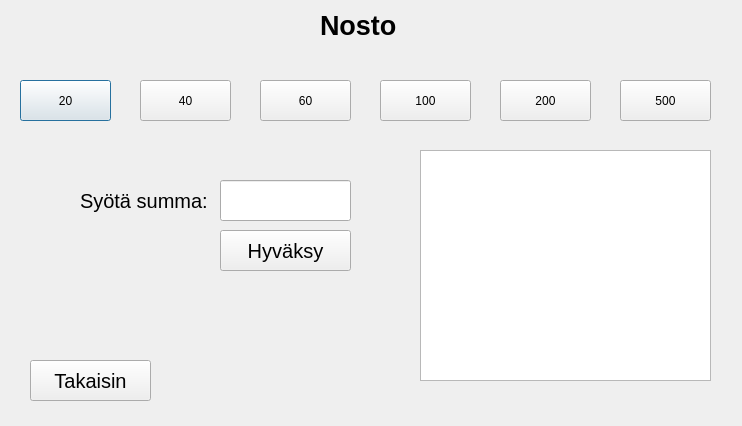
Qt form bankautomat/nosto.ui (tvt21kmo-bank-project/group_4) before a commit.
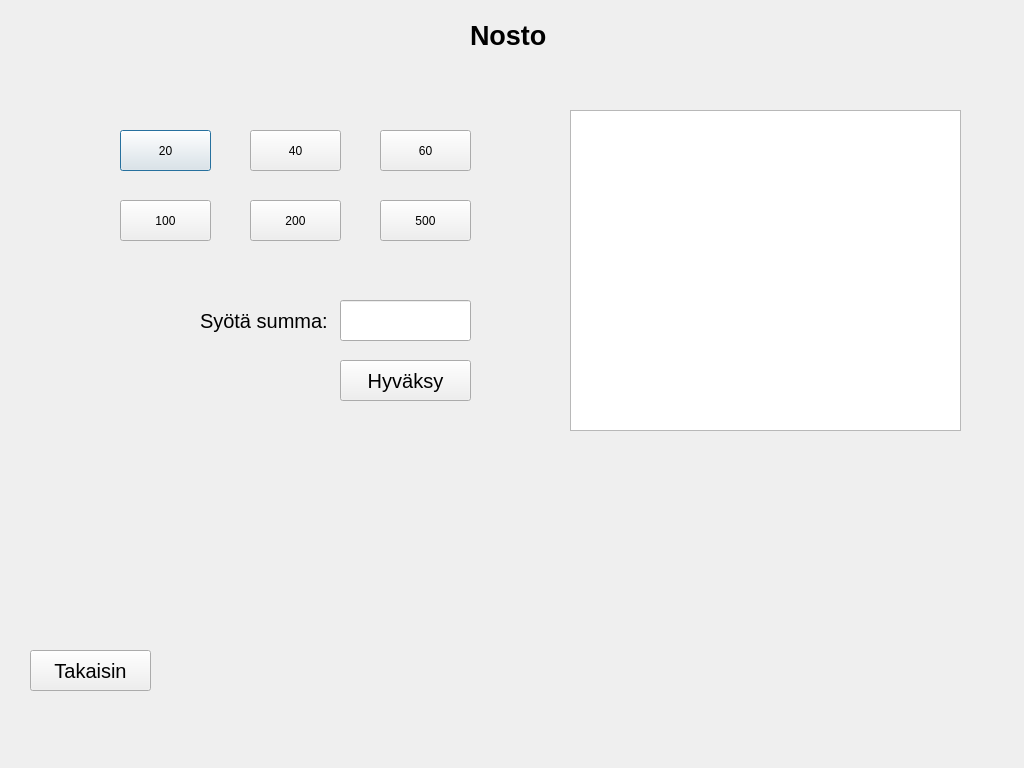
The same form after that commit.

```diff
--- a/bankautomat/nosto.ui
+++ b/bankautomat/nosto.ui
@@ -6,8 +6,8 @@
    <rect>
     <x>0</x>
     <y>0</y>
-    <width>742</width>
-    <height>426</height>
+    <width>1024</width>
+    <height>768</height>
    </rect>
   </property>
   <property name="windowTitle">
@@ -16,8 +16,8 @@
   <widget class="QPushButton" name="btn20">
    <property name="geometry">
     <rect>
-     <x>20</x>
-     <y>80</y>
+     <x>120</x>
+     <y>130</y>
      <width>91</width>
      <height>41</height>
     </rect>
@@ -29,8 +29,8 @@
   <widget class="QPushButton" name="btn40">
    <property name="geometry">
     <rect>
-     <x>140</x>
-     <y>80</y>
+     <x>250</x>
+     <y>130</y>
      <width>91</width>
      <height>41</height>
     </rect>
@@ -42,8 +42,8 @@
   <widget class="QPushButton" name="btn60">
    <property name="geometry">
     <rect>
-     <x>260</x>
-     <y>80</y>
+     <x>380</x>
+     <y>130</y>
      <width>91</width>
      <height>41</height>
     </rect>
@@ -55,8 +55,8 @@
   <widget class="QPushButton" name="btn100">
    <property name="geometry">
     <rect>
-     <x>380</x>
-     <y>80</y>
+     <x>120</x>
+     <y>200</y>
      <width>91</width>
      <height>41</height>
     </rect>
@@ -68,8 +68,8 @@
   <widget class="QPushButton" name="btn200">
    <property name="geometry">
     <rect>
-     <x>500</x>
-     <y>80</y>
+     <x>250</x>
+     <y>200</y>
      <width>91</width>
      <height>41</height>
     </rect>
@@ -81,8 +81,8 @@
   <widget class="QPushButton" name="btn500">
    <property name="geometry">
     <rect>
-     <x>620</x>
-     <y>80</y>
+     <x>380</x>
+     <y>200</y>
      <width>91</width>
      <height>41</height>
     </rect>
@@ -94,8 +94,8 @@
   <widget class="QLineEdit" name="leSsumma">
    <property name="geometry">
     <rect>
-     <x>220</x>
-     <y>180</y>
+     <x>340</x>
+     <y>300</y>
      <width>131</width>
      <height>41</height>
     </rect>
@@ -104,8 +104,8 @@
   <widget class="QPushButton" name="btnHyvaksy">
    <property name="geometry">
     <rect>
-     <x>220</x>
-     <y>230</y>
+     <x>340</x>
+     <y>360</y>
      <width>131</width>
      <height>41</height>
     </rect>
@@ -122,8 +122,8 @@
   <widget class="QLabel" name="label">
    <property name="geometry">
     <rect>
-     <x>320</x>
-     <y>10</y>
+     <x>470</x>
+     <y>20</y>
      <width>91</width>
      <height>31</height>
     </rect>
@@ -142,8 +142,8 @@
   <widget class="QLabel" name="label_2">
    <property name="geometry">
     <rect>
-     <x>80</x>
-     <y>180</y>
+     <x>200</x>
+     <y>300</y>
      <width>131</width>
      <height>41</height>
     </rect>
@@ -161,7 +161,7 @@
    <property name="geometry">
     <rect>
      <x>30</x>
-     <y>360</y>
+     <y>650</y>
      <width>121</width>
      <height>41</height>
     </rect>
@@ -178,10 +178,10 @@
   <widget class="QTextEdit" name="textEditNostoTiedot">
    <property name="geometry">
     <rect>
-     <x>420</x>
-     <y>150</y>
-     <width>291</width>
-     <height>231</height>
+     <x>570</x>
+     <y>110</y>
+     <width>391</width>
+     <height>321</height>
     </rect>
    </property>
   </widget>
```
